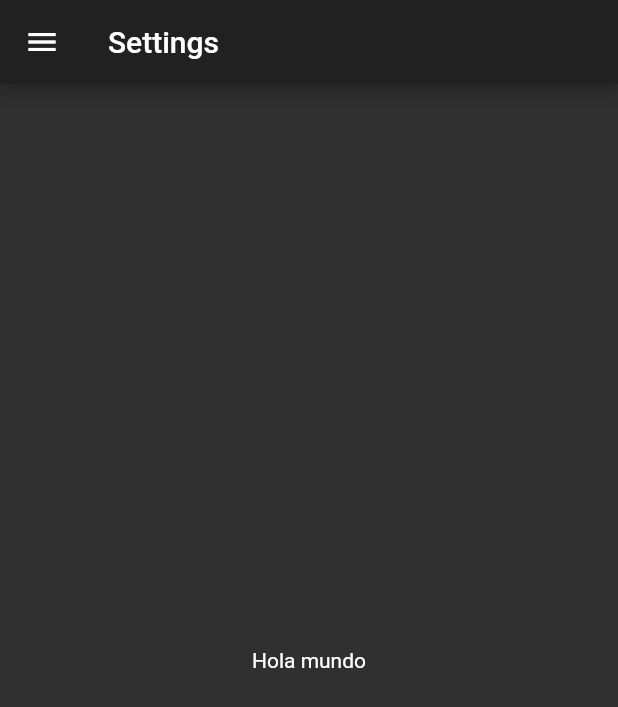
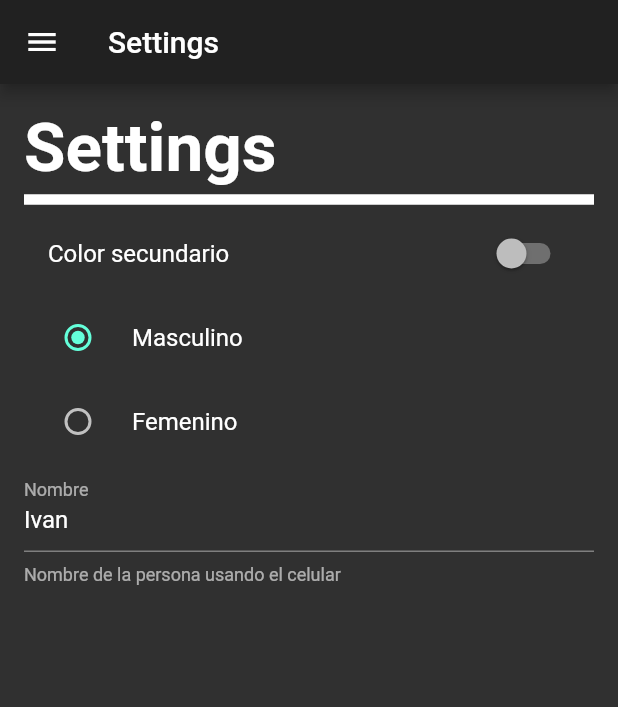
Before and after one commit to IdGalarzaSa/Flutter-SharedPreferences, a Flutter app: the SettingsPage screen opened by its route, on a phone screen of 412 x 824 dp. Shown: the top 707 px of the screen. Run offline on Flutter 3.47's test engine with Material 2 defaults, Android fonts, the phone set to English and light mode, and no system bars.

Commit message:
Settings Page desing

```diff
--- a/lib/src/pages/settings_page.dart
+++ b/lib/src/pages/settings_page.dart
@@ -2,20 +2,81 @@ import 'package:flutter/cupertino.dart';
 import 'package:flutter/material.dart';
 import 'package:flutter_shared_preferences/src/widgets/drawer_menu.dart';
 
-class SettingsPage extends StatelessWidget {
+class SettingsPage extends StatefulWidget {
   static final routeName = "SettingsPage";
+
+  @override
+  _SettingsPageState createState() => _SettingsPageState();
+}
+
+class _SettingsPageState extends State<SettingsPage> {
+  bool _secondaryColor = false;
+  int _gender = 1;
+  String _name = "Ivan";
+  TextEditingController _textController;
+
+  @override
+  void initState() {
+    super.initState();
+    _textController = new TextEditingController(text: _name);
+  }
 
   @override
   Widget build(BuildContext context) {
     return Scaffold(
-      appBar: AppBar(
-        title: Text("Settings"),
-      ),
-      drawer: DrawerMenu(
-        currentRouteName: routeName,
-      ),
-      body: Center(
-        child: Text("Hola mundo"),
+        appBar: AppBar(
+          title: Text("Settings"),
+        ),
+        drawer: DrawerMenu(
+          currentRouteName: SettingsPage.routeName,
+        ),
+        body: _body());
+  }
+
+  Widget _body() {
+    return Container(
+      padding: EdgeInsets.all(16),
+      child: ListView(
+        children: [
+          Text(
+            "Settings",
+            style: TextStyle(fontSize: 45, fontWeight: FontWeight.bold),
+          ),
+          Divider(color: Colors.white, thickness: 7),
+          SwitchListTile(
+            value: _secondaryColor,
+            onChanged: (newValue) {
+              _secondaryColor = newValue;
+              setState(() {});
+            },
+            title: Text("Color secundario"),
+          ),
+          RadioListTile(
+            title: Text("Masculino"),
+            value: 1,
+            groupValue: _gender,
+            onChanged: (newValue) {
+              _gender = newValue;
+              setState(() {});
+            },
+          ),
+          RadioListTile(
+            title: Text("Femenino"),
+            value: 2,
+            groupValue: _gender,
+            onChanged: (newValue) {
+              _gender = newValue;
+              setState(() {});
+            },
+          ),
+          TextField(
+            controller: _textController,
+            decoration: InputDecoration(
+                labelText: "Nombre",
+                helperText: "Nombre de la persona usando el celular"),
+            onChanged: (newValue) {},
+          )
+        ],
       ),
     );
   }
```
